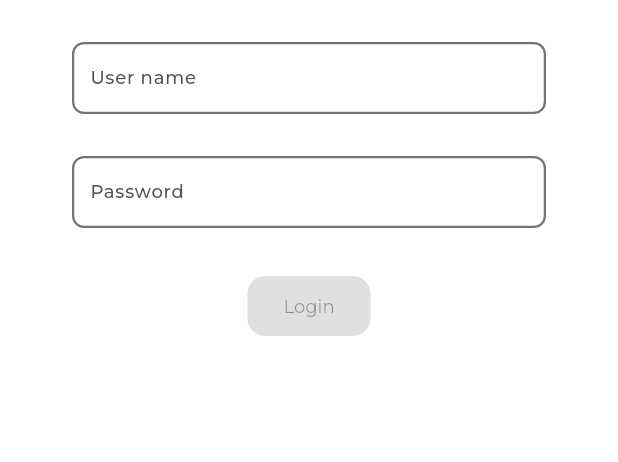
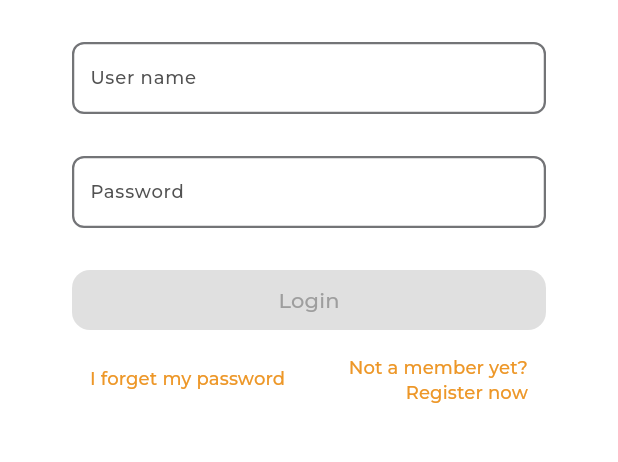
Before and after one commit to UlisesChopin16/CursoAvanzadoFlutter, a Flutter app: the screen it shows after launch, after a tap on "skip", on a phone screen of 412 x 824 dp, the part 516-978 px from its top. Run offline on Flutter 3.47's test engine with Material 3 defaults, Android fonts, the phone set to English and light mode, and no system bars; our stand-ins replace dartz, device_info_plus, dio, flutter_svg, freezed_annotation, gap and 5 more; missing offline and left inert: android_id; generated files the repository leaves out were written again; project files that could hold a hidden picture were left out.

Commit message:
Se añadieron las palabras clave para que se puedan hacer peticiones a http. Se realizo la injeccion de dependencias en el main. Se creo el archivo donde iran todas las injecciones. Se creo un componente para la los botones de texto. Cada vez que se entre a la ventana login, iniciara la injeccion de dependencias para login. Se agregaron los botones de forget password y register.

```diff
--- /dev/null
+++ b/lib/app/di.dart
@@ -0,0 +1,70 @@
+import 'package:curso_avanzado_flutter/app/app_preferences.dart';
+import 'package:curso_avanzado_flutter/data/data_source/remote_data_source.dart';
+import 'package:curso_avanzado_flutter/data/network/apis/app_api.dart';
+import 'package:curso_avanzado_flutter/data/network/dio_factory.dart';
+import 'package:curso_avanzado_flutter/data/network/network_info/network_info.dart';
+import 'package:curso_avanzado_flutter/data/repository_impl/repository_impl.dart';
+import 'package:curso_avanzado_flutter/domain/repository/repository.dart';
+import 'package:curso_avanzado_flutter/domain/usecase/login_use_case.dart';
+import 'package:curso_avanzado_flutter/presentation/Views/login/login_view_model.dart';
+import 'package:get_it/get_it.dart';
+import 'package:internet_connection_checker/internet_connection_checker.dart';
+import 'package:shared_preferences/shared_preferences.dart';
+
+final instance = GetIt.instance;
+
+Future<void> initAppModule() async {
+  // Register your dependencies here
+  final sharedPrefs = await SharedPreferences.getInstance();
+
+  // shared preferences instance
+  instance.registerLazySingleton(() => sharedPrefs);
+
+  // App preferences
+  instance.registerLazySingleton<AppPreferences>(
+    () => AppPreferences(instance()),
+  );
+
+  // network info
+  instance.registerLazySingleton<NetworkInfo>(
+    () => NetworkInfoImpl(InternetConnectionChecker()),
+  );
+
+  // dio factory
+  instance.registerLazySingleton<DioFactory>(
+    () => DioFactory(instance()),
+  );
+
+  // App service client
+  final dio = await instance<DioFactory>().getDio();
+  instance.registerLazySingleton<AppApi>(
+    () => AppApi(dio),
+  );
+
+  // remote data source
+  instance.registerLazySingleton<RemoteDataSource>(
+    () => RemoteDataSourceImpl(instance()),
+  );
+
+  // repository
+  instance.registerLazySingleton<Repository>(
+    () => RepositoryImpl(
+      instance(),
+      instance(),
+    ),
+  );
+}
+
+void initLoginModule() {
+  if (!GetIt.I.isRegistered<LoginUseCase>()) {
+    // Register your dependencies here
+    instance.registerFactory<LoginUseCase>(
+      () => LoginUseCase(instance()),
+    );
+
+    // login view model
+    instance.registerFactory<LoginViewModel>(
+      () => LoginViewModel(loginUseCase: instance()),
+    );
+  }
+}
--- a/lib/constants/strings_manager.dart
+++ b/lib/constants/strings_manager.dart
@@ -16,8 +16,8 @@ class StringsManager {
   static const String passwordError = "Password is wrong";
   static const String password = "Password";
   static const String login = "Login";
-  static const String forgetPassword = "forgot_password_text";
-  static const String registerText = "register_text";
+  static const String forgetPassword = "I forget my password";
+  static const String registerText = "Not a member yet? Register now";
   static const String loading = "loading";
   static const String retryAgain = "retry_again";
   static const String ok = "ok";
--- a/lib/constants/theme_manager.dart
+++ b/lib/constants/theme_manager.dart
@@ -54,7 +54,7 @@ ThemeData get themeData => ThemeData(
     displaySmall: getBoldStyle(color: ColorManager.primary, fontSize: FontSize.s16),
     headlineMedium: getRegularStyle(color: ColorManager.primary, fontSize: FontSize.s14),
     titleMedium: getMediumStyle(color: ColorManager.lightGrey, fontSize: FontSize.s14),
-    titleSmall: getMediumStyle(color: ColorManager.primary, fontSize: FontSize.s14),
+    titleSmall: getMediumStyle(color: ColorManager.primary, fontSize: FontSize.s12),
     bodyMedium: getMediumStyle(color: ColorManager.lightGrey),
     bodySmall: getRegularStyle(color: ColorManager.grey1),
     bodyLarge: getRegularStyle(color: ColorManager.grey),
--- a/lib/data/network/dio_factory.dart
+++ b/lib/data/network/dio_factory.dart
@@ -1,4 +1,5 @@
 // ignore_for_file: constant_identifier_names
+import 'package:curso_avanzado_flutter/app/app_preferences.dart';
 import 'package:curso_avanzado_flutter/constants/constants.dart';
 import 'package:dio/dio.dart';
 import 'package:flutter/foundation.dart';
@@ -11,6 +12,10 @@ const String AUTHORIZATION = 'authorization';
 const String DEFAULT_LANGUAGE = 'language';
 
 class DioFactory {
+  final AppPreferences appPreferences;
+
+  const DioFactory(this.appPreferences);
+
   Future<Dio> getDio() async {
     final dio = Dio();
 
@@ -35,11 +40,14 @@ class DioFactory {
     } else {
       dio.interceptors.add(
         PrettyDioLogger(
+          compact: true,
+          error: true,
           requestHeader: true,
+          request: true,
           requestBody: true,
           responseBody: true,
-          responseHeader: false,
-          error: true,
+          responseHeader: true,
+          logPrint: (object) => debugPrint(object.toString()),
         ),
       );
     }
--- a/lib/data/request/request.dart
+++ b/lib/data/request/request.dart
@@ -16,7 +16,7 @@ class LoginRequest {
       'email': email,
       'password': password,
       'imei': imei,
-      'deviceName': deviceName,
+      'device_name': deviceName,
     };
   }
 }
--- a/lib/main.dart
+++ b/lib/main.dart
@@ -1,6 +1,9 @@
 import 'package:curso_avanzado_flutter/app/app.dart';
+import 'package:curso_avanzado_flutter/app/di.dart';
 import 'package:flutter/material.dart';
 
-void main() {
+void main() async {
+  WidgetsFlutterBinding.ensureInitialized();
+  await initAppModule();
   runApp(MyApp());
 }
--- a/lib/presentation/Views/login/login_view.dart
+++ b/lib/presentation/Views/login/login_view.dart
@@ -1,8 +1,11 @@
+import 'package:curso_avanzado_flutter/app/di.dart';
 import 'package:curso_avanzado_flutter/constants/assets_manager.dart';
 import 'package:curso_avanzado_flutter/constants/color_manager.dart';
 import 'package:curso_avanzado_flutter/constants/strings_manager.dart';
 import 'package:curso_avanzado_flutter/constants/values_manager.dart';
 import 'package:curso_avanzado_flutter/presentation/Views/login/login_view_model.dart';
+import 'package:curso_avanzado_flutter/presentation/components/text_button_component.dart';
+import 'package:curso_avanzado_flutter/presentation/routes/routes_manager.dart';
 import 'package:flutter/material.dart';
 import 'package:gap/gap.dart';
 
@@ -14,7 +17,7 @@ class LoginView extends StatefulWidget {
 }
 
 class _LoginViewState extends State<LoginView> {
-  LoginViewModel loginViewModel = LoginViewModel(loginUseCase: null);
+  LoginViewModel loginViewModel = instance<LoginViewModel>();
 
   TextEditingController userNameController = TextEditingController();
   TextEditingController passwordController = TextEditingController();
@@ -33,14 +36,12 @@ class _LoginViewState extends State<LoginView> {
 
   @override
   void initState() {
-    // TODO: implement initState
     bind();
     super.initState();
   }
 
   @override
   void dispose() {
-    // TODO: implement dispose
     loginViewModel.dispose();
     userNameController.dispose();
     passwordController.dispose();
@@ -52,6 +53,7 @@ class _LoginViewState extends State<LoginView> {
   @override
   Widget build(BuildContext context) {
     return Scaffold(
+      backgroundColor: ColorManager.white,
       body: Container(
         padding: const EdgeInsets.only(top: AppPadding.p100),
         color: ColorManager.white,
@@ -122,15 +124,52 @@ class _LoginViewState extends State<LoginView> {
                         child: StreamBuilder<bool>(
                           stream: loginViewModel.outputIsAllInputsValid,
                           builder: (context, snapshot) {
-                            return ElevatedButton(
-                              onPressed: (snapshot.data ?? false)
-                                  ? () {
-                                      loginViewModel.login();
-                                    }
-                                  : null,
-                              child: const Text(StringsManager.login),
+                            return SizedBox(
+                              width: double.infinity,
+                              height: AppSize.s40,
+                              child: ElevatedButton(
+                                onPressed: (snapshot.data ?? false)
+                                    ? () {
+                                        loginViewModel.login();
+                                      }
+                                    : null,
+                                child: Text(
+                                  StringsManager.login,
+                                  style: Theme.of(context).textTheme.titleMedium,
+                                ),
+                              ),
                             );
                           },
+                        ),
+                      ),
+                      const Gap(AppSize.s8),
+                      Padding(
+                        padding: const EdgeInsets.only(
+                          left: AppPadding.p28,
+                          right: AppPadding.p28,
+                        ),
+                        child: Row(
+                          mainAxisAlignment: MainAxisAlignment.spaceBetween,
+                          crossAxisAlignment: CrossAxisAlignment.start,
+                          children: [
+                            // FORGOT PASSWORD
+                            TextButtonComponent(
+                              onPressed: () {
+                                Navigator.pushReplacementNamed(context, Routes.forgotPasswordRoute);
+                              },
+                              text: StringsManager.forgetPassword,
+                            ),
+                            const Gap(AppSize.s8),
+                            // REGISTER
+                            Flexible(
+                              child: TextButtonComponent(
+                                onPressed: () {
+                                  Navigator.pushReplacementNamed(context, Routes.registerRoute);
+                                },
+                                text: StringsManager.registerText,
+                              ),
+                            ),
+                          ],
                         ),
                       ),
                     ],
--- a/lib/presentation/Views/login/login_view_model.dart
+++ b/lib/presentation/Views/login/login_view_model.dart
@@ -25,9 +25,9 @@ class LoginViewModel extends BaseViewModels implements LoginViewModelInputs, Log
     password: '',
   );
 
-  LoginUseCase? loginUseCase;
+  LoginUseCase loginUseCase;
 
-  LoginViewModel({this.loginUseCase});
+  LoginViewModel({required this.loginUseCase});
 
   // inputs
   @override
@@ -42,7 +42,7 @@ class LoginViewModel extends BaseViewModels implements LoginViewModelInputs, Log
 
   @override
   void login() async {
-    (await loginUseCase!.execute(
+    (await loginUseCase.execute(
       LoginUseCaseInput(
         email: loginObject.userName,
         password: loginObject.password,
--- a/lib/presentation/Views/onboarding/onboarding_view.dart
+++ b/lib/presentation/Views/onboarding/onboarding_view.dart
@@ -4,6 +4,7 @@ import 'package:curso_avanzado_flutter/constants/strings_manager.dart';
 import 'package:curso_avanzado_flutter/constants/values_manager.dart';
 import 'package:curso_avanzado_flutter/domain/models/slider_object_model/slider_object_model.dart';
 import 'package:curso_avanzado_flutter/presentation/Views/onboarding/onboarding_view_model.dart';
+import 'package:curso_avanzado_flutter/presentation/components/text_button_component.dart';
 import 'package:curso_avanzado_flutter/presentation/routes/routes_manager.dart';
 import 'package:flutter/material.dart';
 import 'package:flutter/services.dart';
@@ -41,8 +42,6 @@ class _OnboardingViewState extends State<OnboardingView> {
     return StreamBuilder<SliderViewObject>(
         stream: viewModel.outputSliderViewObject,
         builder: (context, snapshot) {
-
-
           late final SliderViewObject slider;
           if (snapshot.hasData) {
             slider = snapshot.data!;
@@ -77,15 +76,11 @@ class _OnboardingViewState extends State<OnboardingView> {
                 children: [
                   Align(
                     alignment: Alignment.centerRight,
-                    child: TextButton(
+                    child: TextButtonComponent(
                       onPressed: () {
                         Navigator.pushReplacementNamed(context, Routes.loginRoute);
                       },
-                      child: Text(
-                        StringsManager.skip,
-                        textAlign: TextAlign.end,
-                        style: Theme.of(context).textTheme.headlineMedium,
-                      ),
+                      text: StringsManager.skip,
                     ),
                   ),
                   IndicatorPage(
--- /dev/null
+++ b/lib/presentation/components/text_button_component.dart
@@ -0,0 +1,23 @@
+import 'package:flutter/material.dart';
+
+class TextButtonComponent extends StatelessWidget {
+  final void Function()? onPressed;
+  final String text;
+  const TextButtonComponent({
+    super.key,
+    required this.onPressed,
+    required this.text,
+  });
+
+  @override
+  Widget build(BuildContext context) {
+    return TextButton(
+      onPressed: onPressed,
+      child: Text(
+        text,
+        textAlign: TextAlign.end,
+        style: Theme.of(context).textTheme.titleSmall,
+      ),
+    );
+  }
+}
--- a/lib/presentation/routes/routes_manager.dart
+++ b/lib/presentation/routes/routes_manager.dart
@@ -1,3 +1,4 @@
+import 'package:curso_avanzado_flutter/app/di.dart';
 import 'package:curso_avanzado_flutter/constants/strings_manager.dart';
 import 'package:curso_avanzado_flutter/presentation/Views/forgot_password/forgot_password_view.dart';
 import 'package:curso_avanzado_flutter/presentation/Views/login/login_view.dart';
@@ -24,7 +25,7 @@ class RouteGenerator {
       case Routes.splashRoute:
         return MaterialPageRoute(builder: (_) => const SplashView());
       case Routes.loginRoute:
-        // initLoginModule();
+        initLoginModule();
         return MaterialPageRoute(builder: (_) => const LoginView());
       case Routes.onBoardingRoute:
         return MaterialPageRoute(builder: (_) => const OnboardingView());
--- a/pubspec.yaml
+++ b/pubspec.yaml
@@ -52,6 +52,7 @@ dependencies:
   shared_preferences: ^2.2.3
   device_info_plus: ^10.1.0
   android_id: ^0.4.0
+  get_it: ^7.7.0
 
 dev_dependencies:
   flutter_test:
```
Also changed, not shown: pubspec.lock, 2 other files.
